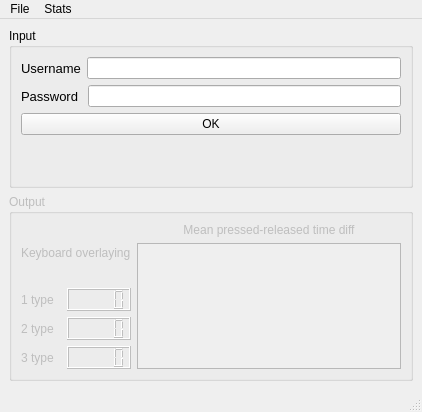
Above: auth_form.ui from AntonGudimov/BIM before the change. Below: the same form after it.
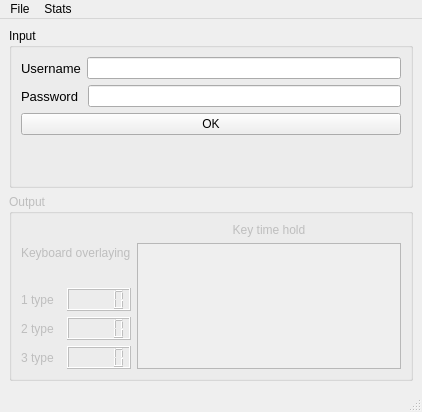
That is the form after the change.

Commit message: Added Message boxes and edited some strings appearing on the Graphic Window

```diff
--- a/auth_form.ui
+++ b/auth_form.ui
@@ -266,7 +266,7 @@
              <item>
               <widget class="QLabel" name="label">
                <property name="text">
-                <string>Mean pressed-released time diff</string>
+                <string>Key time hold</string>
                </property>
                <property name="alignment">
                 <set>Qt::AlignCenter</set>
```
The commit also changes 3 other files.
